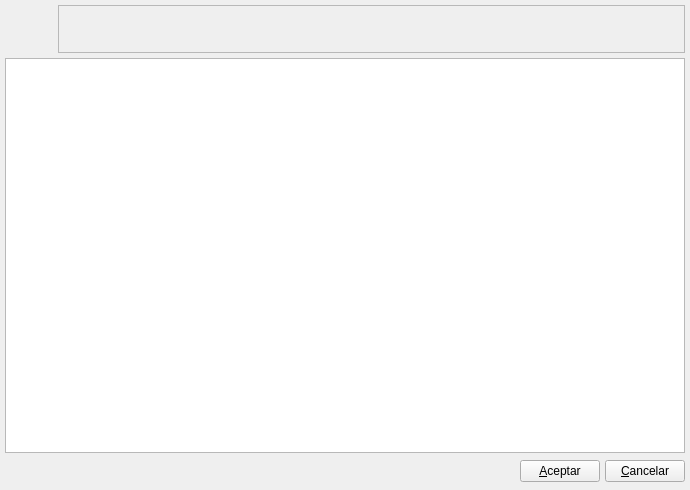
This is bulmages/bulmafact/src/listconfiguracionbase.ui in eboladev/Bulmages-1 as Qt 5 draws it before an edit. The edited form follows.
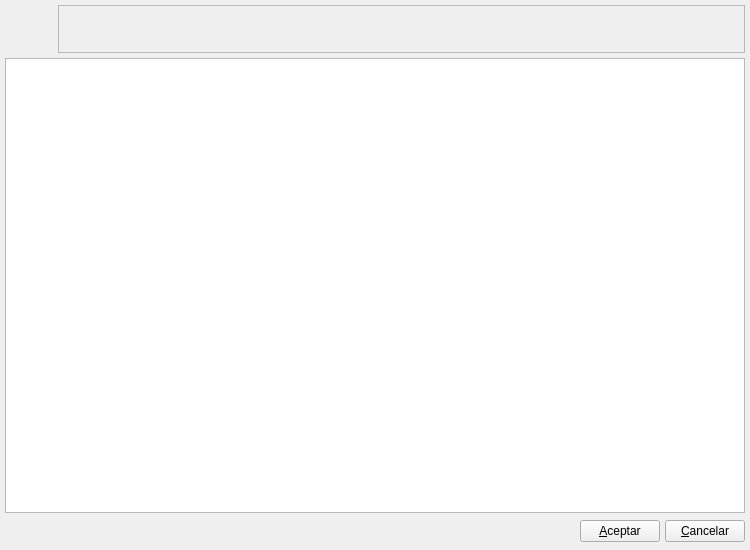
This is the edited form. Icons and pictures are not drawn. Custom widgets are drawn as their Qt base class.

Patch:
```diff
--- a/bulmages/bulmafact/src/listconfiguracionbase.ui
+++ b/bulmages/bulmafact/src/listconfiguracionbase.ui
@@ -6,8 +6,8 @@
    <rect>
     <x>0</x>
     <y>0</y>
-    <width>690</width>
-    <height>490</height>
+    <width>750</width>
+    <height>550</height>
    </rect>
   </property>
   <property name="windowTitle" >
@@ -20,7 +20,19 @@
    <property name="margin" >
     <number>5</number>
    </property>
-   <property name="spacing" >
+   <property name="topMargin" >
+    <number>5</number>
+   </property>
+   <property name="rightMargin" >
+    <number>5</number>
+   </property>
+   <property name="bottomMargin" >
+    <number>5</number>
+   </property>
+   <property name="horizontalSpacing" >
+    <number>5</number>
+   </property>
+   <property name="verticalSpacing" >
     <number>5</number>
    </property>
    <item row="2" column="0" >
@@ -99,9 +111,7 @@
      <item>
       <widget class="QFrame" name="frame" >
        <property name="sizePolicy" >
-        <sizepolicy>
-         <hsizetype>7</hsizetype>
-         <vsizetype>5</vsizetype>
+        <sizepolicy vsizetype="Preferred" hsizetype="Expanding" >
          <horstretch>0</horstretch>
          <verstretch>0</verstretch>
         </sizepolicy>
```
Left out of the diff: 32 changed lines with no effect on the pictures.
